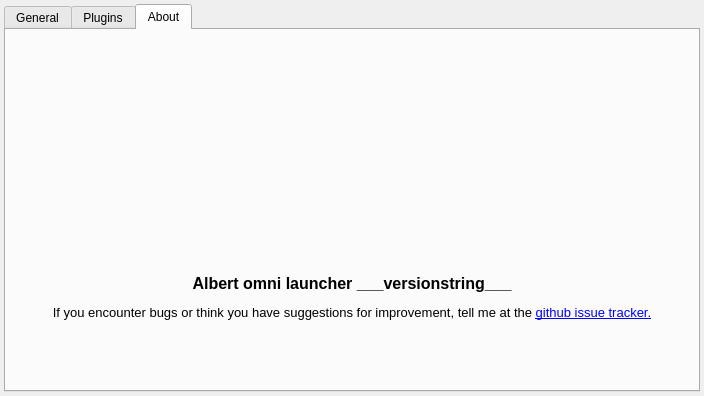
albertlauncher/albert, file src/application/settingswidget/settingswidget.ui: the form before one commit.
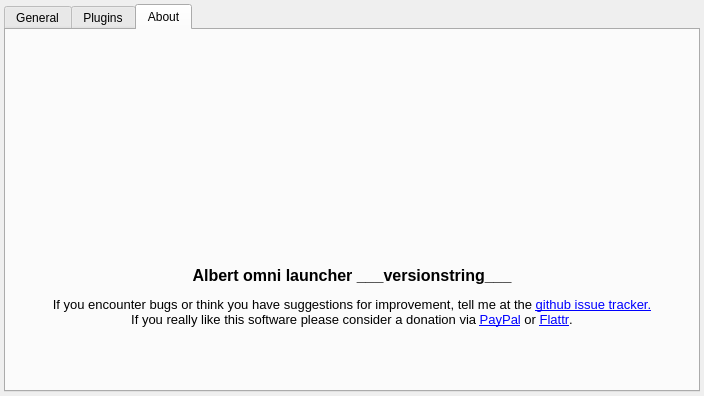
The form after the commit. The open tabs and pages were chosen to show the change. Icons and pictures are not drawn. Custom widgets are drawn as their Qt base class.

Commit message: Add support links.

The edit to the form file:
```diff
--- a/src/application/settingswidget/settingswidget.ui
+++ b/src/application/settingswidget/settingswidget.ui
@@ -477,13 +477,16 @@
 p, li { white-space: pre-wrap; }
 &lt;/style&gt;&lt;/head&gt;&lt;body style=&quot; font-family:'Droid Sans'; font-size:10pt; font-weight:400; font-style:normal;&quot;&gt;
 &lt;p style=&quot;font-size:12pt; font-weight:600;&quot;&gt;Albert omni launcher ___versionstring___&lt;/p&gt;
-&lt;p&gt;If you encounter bugs or think you have suggestions for improvement, tell me at the &lt;/span&gt;&lt;a href=&quot;https://github.com/ManuelSchneid3r/albert/issues&quot;&gt;github issue tracker.&lt;/a&gt;&lt;/p&gt;
+&lt;p&gt;If you encounter bugs or think you have suggestions for improvement, tell me at the &lt;/span&gt;&lt;a href=&quot;https://github.com/ManuelSchneid3r/albert/issues&quot;&gt;github issue tracker.&lt;/a&gt;&lt;br&gt; If you really like this software please consider a donation via &lt;a href=&quot;https://www.paypal.com/cgi-bin/webscr?cmd=_s-xclick&amp;hosted_button_id=W74BQPKPGNSNC&quot;&gt;PayPal&lt;/a&gt; or &lt;a href=&quot;https://flattr.com/submit/auto?user_id=manuelschneid3r&amp;url=https%3A%2F%2Fgithub.com%2FManuelSchneid3r%2Falbert&quot;&gt;Flattr&lt;/a&gt;. &lt;/p&gt;
 &lt;/body&gt;
 &lt;/html&gt;</string>
          </property>
          <property name="alignment">
           <set>Qt::AlignCenter</set>
          </property>
+         <property name="wordWrap">
+          <bool>true</bool>
+         </property>
          <property name="openExternalLinks">
           <bool>true</bool>
          </property>
```
Left out of the diff: 2 changed lines with no effect on the pictures.
